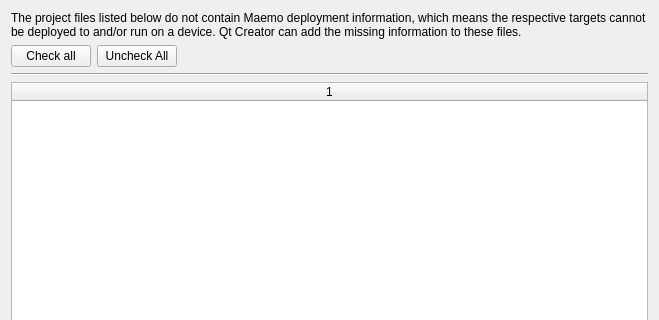
Qt form src/plugins/qt4projectmanager/qt-android/androidprofilesupdatedialog.ui (KDE/android-qt-creator) before a commit; both pictures show x 0 to 659 and y 0 to 320 of the 659 by 494 pixel window.
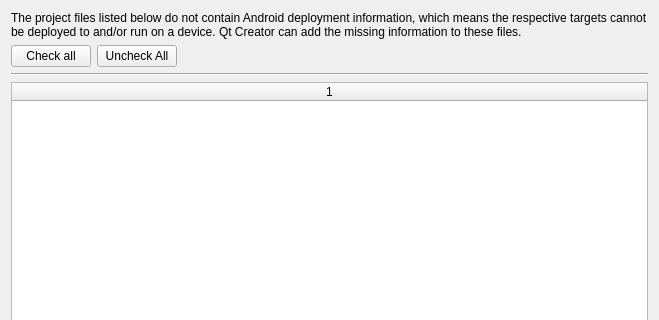
The same form after that commit.

Commit message: Automatically androinize a project

```diff
--- a/src/plugins/qt4projectmanager/qt-android/androidprofilesupdatedialog.ui
+++ b/src/plugins/qt4projectmanager/qt-android/androidprofilesupdatedialog.ui
@@ -17,7 +17,7 @@
    <item>
     <widget class="QLabel" name="infoLabel">
      <property name="text">
-      <string>The project files listed below do not contain Maemo deployment information, which means the respective targets cannot be deployed to and/or run on a device. Qt Creator can add the missing information to these files. </string>
+      <string>The project files listed below do not contain Android deployment information, which means the respective targets cannot be deployed to and/or run on a device. Qt Creator can add the missing information to these files. </string>
      </property>
      <property name="wordWrap">
       <bool>true</bool>
```
The commit also changes 38 other files.
